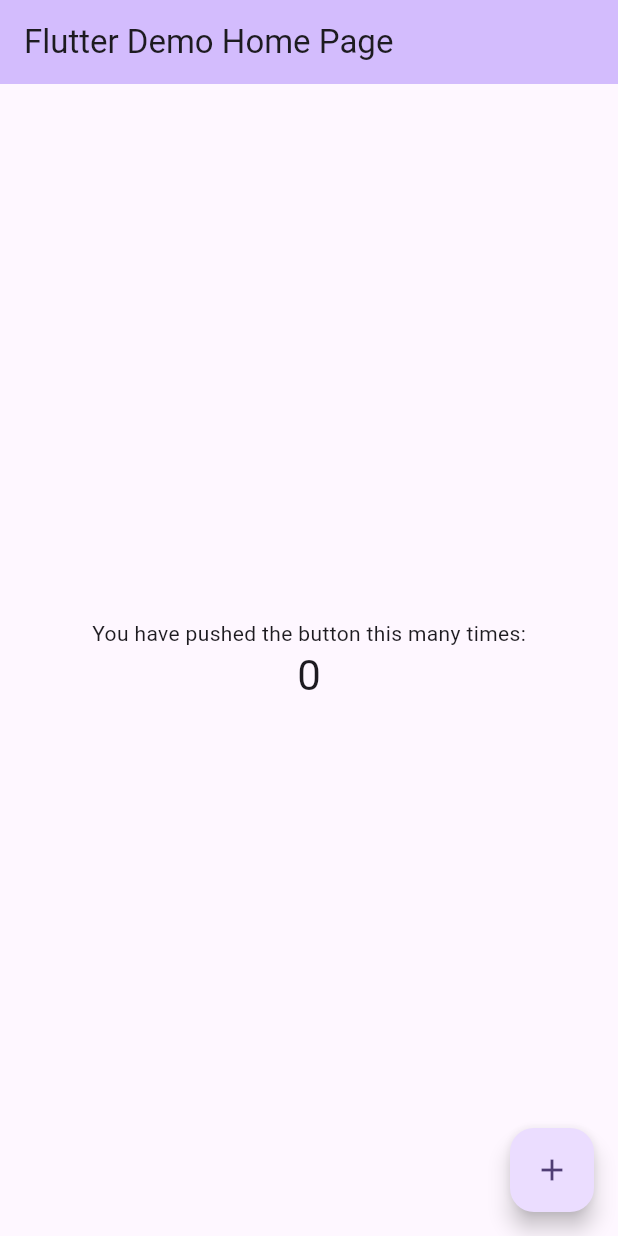
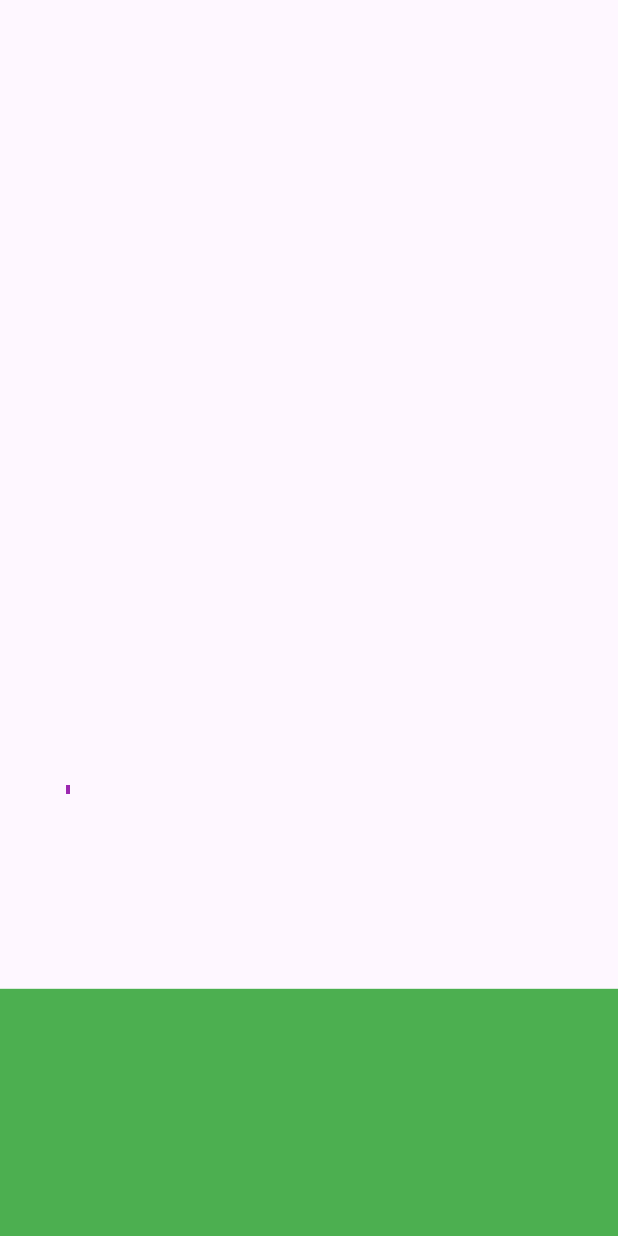
Before and after one commit to xgo-horse/purple_rain, a Flutter app: the screen it shows after launch, on a phone screen of 412 x 824 dp. Run offline on Flutter 3.47's test engine with Material 3 defaults, Android fonts, the phone set to English and light mode, and no system bars.

Commit message:
first iteration of the rain

```diff
--- a/lib/main.dart
+++ b/lib/main.dart
@@ -1,3 +1,6 @@
+import 'dart:async';
+import 'dart:math';
+
 import 'package:flutter/material.dart';
 
 void main() {
@@ -12,111 +15,119 @@ class MyApp extends StatelessWidget {
   Widget build(BuildContext context) {
     return MaterialApp(
       title: 'Flutter Demo',
-      theme: ThemeData(
-        // This is the theme of your application.
-        //
-        // TRY THIS: Try running your application with "flutter run". You'll see
-        // the application has a purple toolbar. Then, without quitting the app,
-        // try changing the seedColor in the colorScheme below to Colors.green
-        // and then invoke "hot reload" (save your changes or press the "hot
-        // reload" button in a Flutter-supported IDE, or press "r" if you used
-        // the command line to start the app).
-        //
-        // Notice that the counter didn't reset back to zero; the application
-        // state is not lost during the reload. To reset the state, use hot
-        // restart instead.
-        //
-        // This works for code too, not just values: Most code changes can be
-        // tested with just a hot reload.
-        colorScheme: .fromSeed(seedColor: Colors.deepPurple),
-      ),
-      home: const MyHomePage(title: 'Flutter Demo Home Page'),
+      theme: ThemeData(colorScheme: .fromSeed(seedColor: Colors.deepPurple)),
+      home: MyHomePage(size: MediaQuery.sizeOf(context)),
     );
   }
 }
 
 class MyHomePage extends StatefulWidget {
-  const MyHomePage({super.key, required this.title});
+  const MyHomePage({super.key, required this.size});
 
-  // This widget is the home page of your application. It is stateful, meaning
-  // that it has a State object (defined below) that contains fields that affect
-  // how it looks.
-
-  // This class is the configuration for the state. It holds the values (in this
-  // case the title) provided by the parent (in this case the App widget) and
-  // used by the build method of the State. Fields in a Widget subclass are
-  // always marked "final".
-
-  final String title;
+  final Size size;
 
   @override
   State<MyHomePage> createState() => _MyHomePageState();
 }
 
 class _MyHomePageState extends State<MyHomePage> {
-  int _counter = 0;
+  List<RainParticle> particles = [];
 
-  void _incrementCounter() {
-    setState(() {
-      // This call to setState tells the Flutter framework that something has
-      // changed in this State, which causes it to rerun the build method below
-      // so that the display can reflect the updated values. If we changed
-      // _counter without calling setState(), then the build method would not be
-      // called again, and so nothing would appear to happen.
-      _counter++;
+  @override
+  void initState() {
+    super.initState();
+
+    for (var i = 0; i < 50; i++) {
+      particles.add(RainParticle.random(widget.size));
+    }
+    Timer.periodic(Duration(milliseconds: 10), (_) {
+      for (var particle in particles) {
+        if (particle.y >= 0.8) {
+          particle.randomize(widget.size);
+        } else {
+          particle.step();
+        }
+      }
+      setState(() {});
     });
   }
 
   @override
   Widget build(BuildContext context) {
-    // This method is rerun every time setState is called, for instance as done
-    // by the _incrementCounter method above.
-    //
-    // The Flutter framework has been optimized to make rerunning build methods
-    // fast, so that you can just rebuild anything that needs updating rather
-    // than having to individually change instances of widgets.
     return Scaffold(
-      appBar: AppBar(
-        // TRY THIS: Try changing the color here to a specific color (to
-        // Colors.amber, perhaps?) and trigger a hot reload to see the AppBar
-        // change color while the other colors stay the same.
-        backgroundColor: Theme.of(context).colorScheme.inversePrimary,
-        // Here we take the value from the MyHomePage object that was created by
-        // the App.build method, and use it to set our appbar title.
-        title: Text(widget.title),
-      ),
       body: Center(
-        // Center is a layout widget. It takes a single child and positions it
-        // in the middle of the parent.
-        child: Column(
-          // Column is also a layout widget. It takes a list of children and
-          // arranges them vertically. By default, it sizes itself to fit its
-          // children horizontally, and tries to be as tall as its parent.
-          //
-          // Column has various properties to control how it sizes itself and
-          // how it positions its children. Here we use mainAxisAlignment to
-          // center the children vertically; the main axis here is the vertical
-          // axis because Columns are vertical (the cross axis would be
-          // horizontal).
-          //
-          // TRY THIS: Invoke "debug painting" (choose the "Toggle Debug Paint"
-          // action in the IDE, or press "p" in the console), to see the
-          // wireframe for each widget.
-          mainAxisAlignment: .center,
-          children: [
-            const Text('You have pushed the button this many times:'),
-            Text(
-              '$_counter',
-              style: Theme.of(context).textTheme.headlineMedium,
-            ),
-          ],
+        child: CustomPaint(
+          size: widget.size,
+          painter: PurpleRainPainter(particles),
         ),
-      ),
-      floatingActionButton: FloatingActionButton(
-        onPressed: _incrementCounter,
-        tooltip: 'Increment',
-        child: const Icon(Icons.add),
       ),
     );
   }
 }
+
+class PurpleRainPainter extends CustomPainter {
+  const PurpleRainPainter(this.particles);
+
+  final List<RainParticle> particles;
+
+  @override
+  void paint(Canvas canvas, Size size) {
+    final grassPaint = Paint()..color = Colors.green;
+    canvas.drawRect(
+      Rect.fromPoints(
+        Offset(size.width, size.height),
+        Offset(0, size.height - size.height * 0.2),
+      ),
+      grassPaint,
+    );
+
+    for (var particle in particles) {
+      particle.draw(canvas, size);
+    }
+  }
+
+  @override
+  bool shouldRepaint(covariant CustomPainter oldDelegate) {
+    return true;
+  }
+}
+
+class RainParticle {
+  double z;
+  double x;
+  double y;
+
+  RainParticle({required this.z, required this.x, required this.y});
+
+  factory RainParticle.random(Size canvasSize) {
+    final particle = RainParticle(z: 0, x: 0, y: 0);
+    particle.randomize(canvasSize);
+
+    return particle;
+  }
+
+  void randomize(Size canvasSize) {
+    z = Random().nextDouble() + 0.1;
+    x = Random().nextDouble();
+    y = -Random().nextDouble();
+  }
+
+  void draw(Canvas canvas, Size size) {
+    final particleOffset = Offset(size.width * x, size.height * y);
+
+    final paint = Paint()..color = Colors.purple;
+
+    canvas.drawRect(
+      Rect.fromCenter(
+        center: particleOffset,
+        width: 5 * z + 1,
+        height: 16 * z + 2,
+      ),
+      paint,
+    );
+  }
+
+  void step() {
+    y = y + 0.01 * z;
+  }
+}
```
